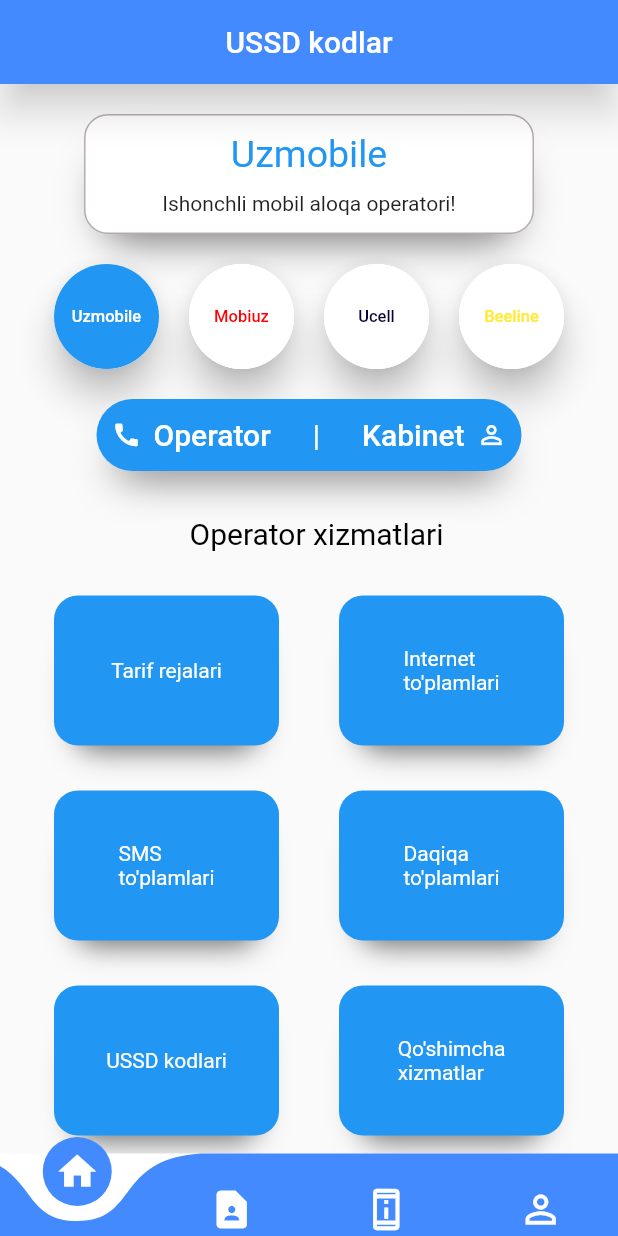
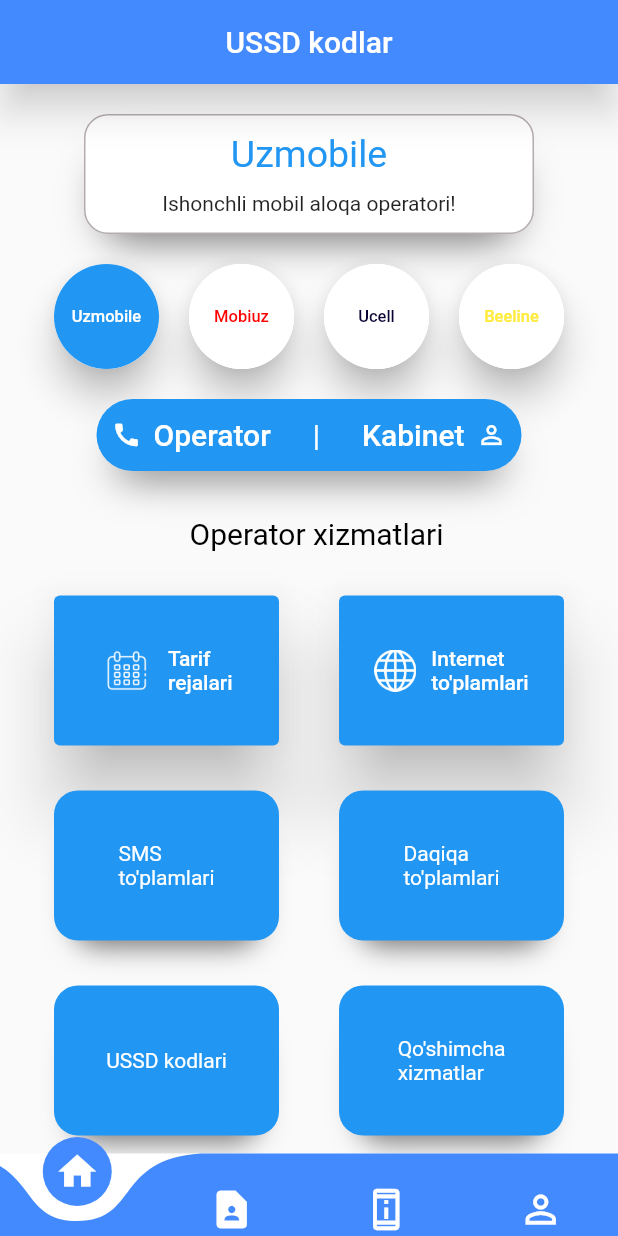
Before and after one commit to burhonjonturdaliyev/USSD_app, a Flutter app: the screen it shows after launch, on a phone screen of 412 x 824 dp. Run offline on Flutter 3.47's test engine with Material 2 defaults, Android fonts, the phone set to English and light mode, and no system bars; drawn by our look-alikes of circular_profile_avatar, curved_navigation_bar; missing offline and left inert: flutter_phone_direct_caller.

Commit message:
USSD_codelari

```diff
--- a/lib/main.dart
+++ b/lib/main.dart
@@ -1,7 +1,10 @@
+// ignore_for_file: prefer_const_constructors, duplicate_ignore
+
 import 'package:flutter/material.dart';
 import 'package:ussd_kodlari/pages/home.dart';
 
 void main() {
+  // ignore: prefer_const_constructors
   runApp(MaterialApp(
     debugShowCheckedModeBanner: false,
     title: "USSD kodlari",
--- a/lib/pages/home.dart
+++ b/lib/pages/home.dart
@@ -1,6 +1,11 @@
+// ignore_for_file: prefer_final_fields, prefer_const_constructors
+
 import 'package:flutter/material.dart';
 import 'package:curved_navigation_bar/curved_navigation_bar.dart';
 import 'package:circular_profile_avatar/circular_profile_avatar.dart';
+import 'package:flutter_phone_direct_caller/flutter_phone_direct_caller.dart';
+import 'package:url_launcher/url_launcher.dart';
+import 'package:ussd_kodlari/packages/tarif_rejalari.dart';
 import 'package:ussd_kodlari/pages/home_mobiuz.dart';
 
 import 'home_beeline.dart';
@@ -14,8 +19,10 @@
   State<Home_page> createState() => _Home_pageState();
 }
 
+// ignore: camel_case_types
 class _Home_pageState extends State<Home_page> {
   @override
+  final Uri _uri = Uri.parse("https://uztelecom.uz/index.php");
   int _page = 0;
   GlobalKey<CurvedNavigationBarState> _bottomNavigationKey = GlobalKey();
   Widget build(BuildContext context) {
@@ -23,6 +30,7 @@
       appBar: AppBar(
         backgroundColor: Colors.blueAccent,
         centerTitle: true,
+        // ignore: prefer_const_constructors
         title: Text(
           "USSD kodlar",
           style: TextStyle(color: Color.fromARGB(255, 255, 255, 255)),
@@ -34,6 +42,7 @@
         key: _bottomNavigationKey,
         index: 0,
         height: 55.0,
+        // ignore: prefer_const_literals_to_create_immutables
         items: <Widget>[
           Icon(
             Icons.home,
@@ -82,6 +91,7 @@
                         border: Border.all(
                             width: 1,
                             color: Color.fromARGB(255, 181, 173, 173)),
+                        // ignore: prefer_const_literals_to_create_immutables
                         boxShadow: [
                           BoxShadow(
                               offset: Offset(0, 17),
@@ -99,6 +109,7 @@
                         Row(
                           mainAxisAlignment: MainAxisAlignment.center,
                           crossAxisAlignment: CrossAxisAlignment.center,
+                          // ignore: prefer_const_literals_to_create_immutables
                           children: <Widget>[
                             Text(
                               "Uzmobile",
@@ -114,6 +125,7 @@
                         ),
                         Row(
                           mainAxisAlignment: MainAxisAlignment.center,
+                          // ignore: prefer_const_literals_to_create_immutables
                           children: <Widget>[
                             Text("Ishonchli mobil aloqa operatori!")
                           ],
@@ -132,6 +144,7 @@
                   CircularProfileAvatar(
                     '',
                     radius: 35,
+                    // ignore: sort_child_properties_last
                     child: Center(
                         child: TextButton(
                       onPressed: null,
@@ -151,6 +164,7 @@
                   CircularProfileAvatar(
                     '',
                     radius: 35,
+                    // ignore: sort_child_properties_last
                     child: Center(
                         child: TextButton(
                       onPressed: () {
@@ -176,6 +190,7 @@
                   CircularProfileAvatar(
                     '',
                     radius: 35,
+                    // ignore: sort_child_properties_last
                     child: Center(
                         child: TextButton(
                       onPressed: () {
@@ -201,6 +216,7 @@
                   CircularProfileAvatar(
                     '',
                     radius: 35,
+                    // ignore: sort_child_properties_last
                     child: Center(
                         child: TextButton(
                       onPressed: () {
@@ -231,6 +247,7 @@
                     decoration: BoxDecoration(
                         borderRadius: BorderRadius.circular(50),
                         color: Colors.blue,
+                        // ignore: prefer_const_literals_to_create_immutables
                         boxShadow: [
                           BoxShadow(
                               offset: Offset(0, 17),
@@ -250,7 +267,9 @@
                           size: 20,
                         ),
                         TextButton(
-                            onPressed: null,
+                            onPressed: () {
+                              FlutterPhoneDirectCaller.callNumber("1099");
+                            },
                             child: Text(
                               "Operator",
                               style:
@@ -267,7 +286,7 @@
                           width: 20,
                         ),
                         TextButton(
-                          onPressed: null,
+                          onPressed: _launchUrl,
                           child: Text("Kabinet",
                               style:
                                   TextStyle(color: Colors.white, fontSize: 20)),
@@ -288,6 +307,7 @@
               SizedBox(height: 30),
               Row(
                 mainAxisAlignment: MainAxisAlignment.center,
+                // ignore: prefer_const_literals_to_create_immutables
                 children: <Widget>[
                   SizedBox(
                     width: 10,
@@ -304,46 +324,57 @@
               Row(
                 mainAxisAlignment: MainAxisAlignment.center,
                 children: <Widget>[
-                  Container(
-                    height: 100,
-                    width: 150,
-                    decoration: BoxDecoration(
-                        boxShadow: [
-                          BoxShadow(
-                              offset: Offset(0, 17),
-                              blurRadius: 15,
-                              spreadRadius: -13,
-                              color: Colors.black54)
-                        ],
-                        borderRadius: BorderRadius.circular(16),
-                        color: Colors.blue),
-                    child: Center(
-                        child: Text(
-                      "Tarif rejalari",
-                      style: TextStyle(color: Colors.white),
-                    )),
+                  ElevatedButton(
+                    style: ButtonStyle(
+                      backgroundColor: MaterialStateProperty.all(Colors.blue),
+                      elevation: MaterialStateProperty.all(20),
+                      minimumSize: MaterialStateProperty.all(
+                        Size(150, 100),
+                      ),
+                    ),
+                    onPressed: () {
+                      Navigator.push(
+                          context,
+                          MaterialPageRoute(
+                            builder: (context) => Tarif_rejalari(),
+                          ));
+                    },
+                    child: Row(mainAxisAlignment: MainAxisAlignment.center,
+                        // ignore: prefer_const_literals_to_create_immutables
+                        children: [
+                          Image.asset(
+                            "Icons/Tarif_rejalari.png",
+                            width: 35,
+                            color: Colors.white,
+                          ),
+                          SizedBox(
+                            width: 10,
+                          ),
+                          Text("Tarif\nrejalari")
+                        ]),
                   ),
                   SizedBox(
                     width: 40,
                   ),
-                  Container(
-                    width: 150,
-                    height: 100,
-                    decoration: BoxDecoration(
-                        boxShadow: [
-                          BoxShadow(
-                              offset: Offset(0, 17),
-                              blurRadius: 15,
-                              spreadRadius: -13,
-                              color: Colors.black54)
-                        ],
-                        borderRadius: BorderRadius.circular(16),
-                        color: Colors.blue),
-                    child: Center(
-                        child: Text(
-                      "Internet \nto'plamlari",
-                      style: TextStyle(color: Colors.white),
-                    )),
+                  ElevatedButton(
+                    style: ButtonStyle(
+                        backgroundColor: MaterialStateProperty.all(Colors.blue),
+                        elevation: MaterialStateProperty.all(20),
+                        minimumSize: MaterialStateProperty.all(Size(150, 100))),
+                    onPressed: () {},
+                    child: Container(
+                      child: Row(children: [
+                        Image.asset(
+                          "Icons/internet.png",
+                          width: 28,
+                          color: Colors.white,
+                        ),
+                        SizedBox(
+                          width: 10,
+                        ),
+                        Text("Internet\nto'plamlari")
+                      ]),
+                    ),
                   )
                 ],
               ),
@@ -357,6 +388,7 @@
                     height: 100,
                     width: 150,
                     decoration: BoxDecoration(
+                        // ignore: prefer_const_literals_to_create_immutables
                         boxShadow: [
                           BoxShadow(
                               offset: Offset(0, 17),
@@ -379,6 +411,7 @@
                     width: 150,
                     height: 100,
                     decoration: BoxDecoration(
+                        // ignore: prefer_const_literals_to_create_immutables
                         boxShadow: [
                           BoxShadow(
                               offset: Offset(0, 17),
@@ -406,6 +439,7 @@
                     height: 100,
                     width: 150,
                     decoration: BoxDecoration(
+                        // ignore: prefer_const_literals_to_create_immutables
                         boxShadow: [
                           BoxShadow(
                               offset: Offset(0, 17),
@@ -428,6 +462,7 @@
                     width: 150,
                     height: 100,
                     decoration: BoxDecoration(
+                        // ignore: prefer_const_literals_to_create_immutables
                         boxShadow: [
                           BoxShadow(
                               offset: Offset(0, 17),
@@ -451,4 +486,10 @@
       ),
     );
   }
+
+  Future<void> _launchUrl() async {
+    if (!await launchUrl(_uri)) {
+      throw "Could not open this page $_uri";
+    }
+  }
 }
```
Also changed, not shown: lib/pages/home_beeline.dart (+17 -5 lines), lib/pages/home_mobiuz.dart (+13 -2 lines), lib/pages/home_ucell.dart (+33 -2 lines), pubspec.yaml (+5 -3 lines), Icons/Tarif_rejalari.png (added), Icons/internet.png (added), pubspec.lock, 6 other files.
